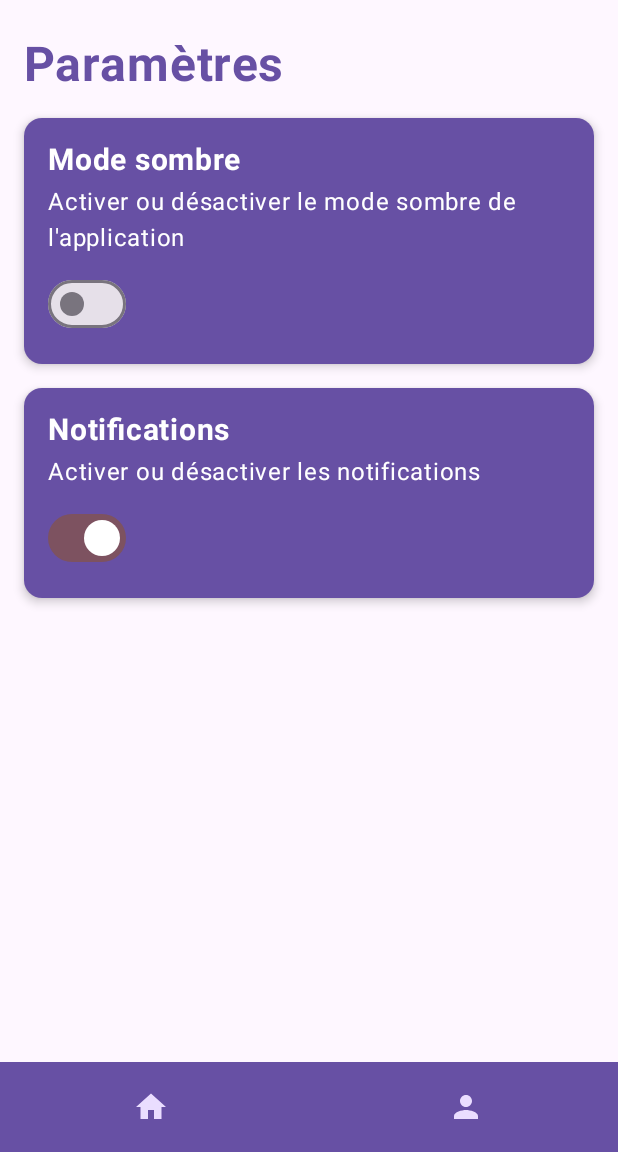
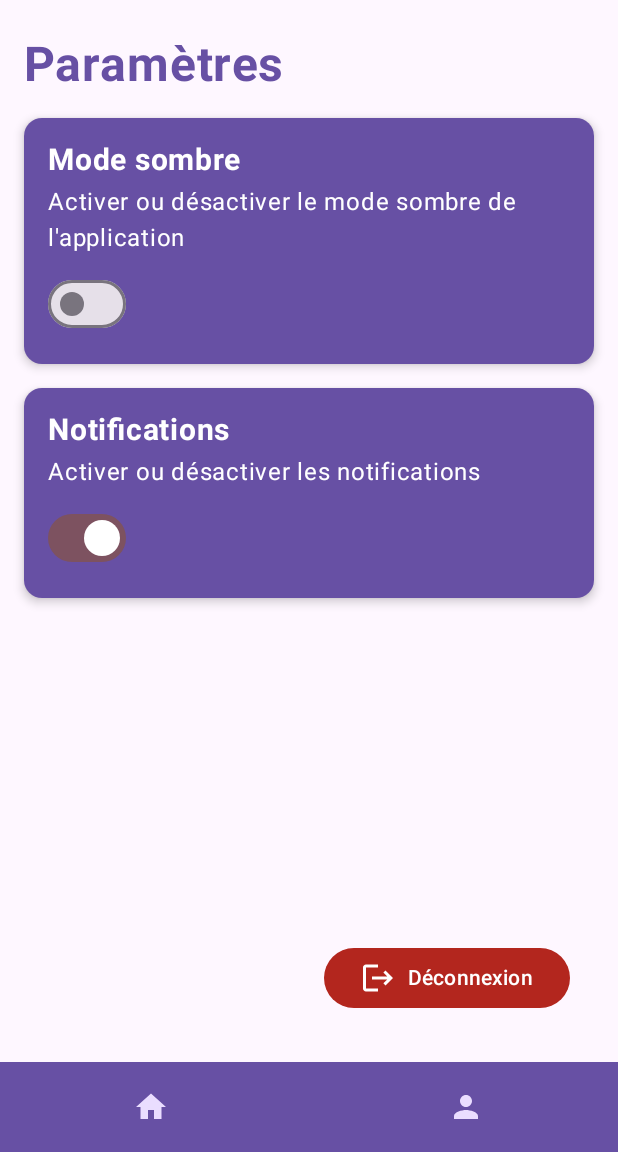
Before and after one commit to mpaitier/ThristyQuest, an Android app built with Jetpack Compose: the SettingsScreen screen opened through its navigation route, on a phone screen of 412 x 824 dp, the part 84-1236 px from its top. Run offline under Robolectric (Android 15) with nearby library versions, the phone set to English and light mode, and no system bars.

Commit message:
paramètres

```diff
--- a/app/src/main/java/com/example/thirstyquest/ui/screens/SettingsScreen.kt
+++ b/app/src/main/java/com/example/thirstyquest/ui/screens/SettingsScreen.kt
@@ -3,6 +3,8 @@ package com.example.thirstyquest.ui.screens
 
 import androidx.navigation.NavController
 import androidx.compose.foundation.layout.*
+import androidx.compose.material.icons.Icons
+import androidx.compose.material.icons.filled.Logout
 import androidx.compose.material3.*
 import androidx.compose.runtime.*
 import androidx.compose.ui.Modifier
@@ -52,7 +54,22 @@ fun SettingsScreen(navController: NavController) {
             isChecked = areNotificationsEnabled,
             onCheckedChange = { areNotificationsEnabled = it }
         )
+        Spacer(modifier = Modifier.height(16.dp))
 
+        Box(
+            modifier = Modifier.fillMaxSize(),
+            contentAlignment = Alignment.BottomEnd
+        ) {
+            Button(
+                onClick = {  }, // Fonction de déconnexion
+                colors = ButtonDefaults.buttonColors(containerColor = MaterialTheme.colorScheme.error),
+                modifier = Modifier.padding(16.dp)
+            ) {
+                Icon(imageVector = Icons.Filled.Logout, contentDescription = "Déconnexion")
+                Spacer(modifier = Modifier.width(8.dp))
+                Text(text = "Déconnexion")
+            }
+        }
     }
 }
 @Composable
```
